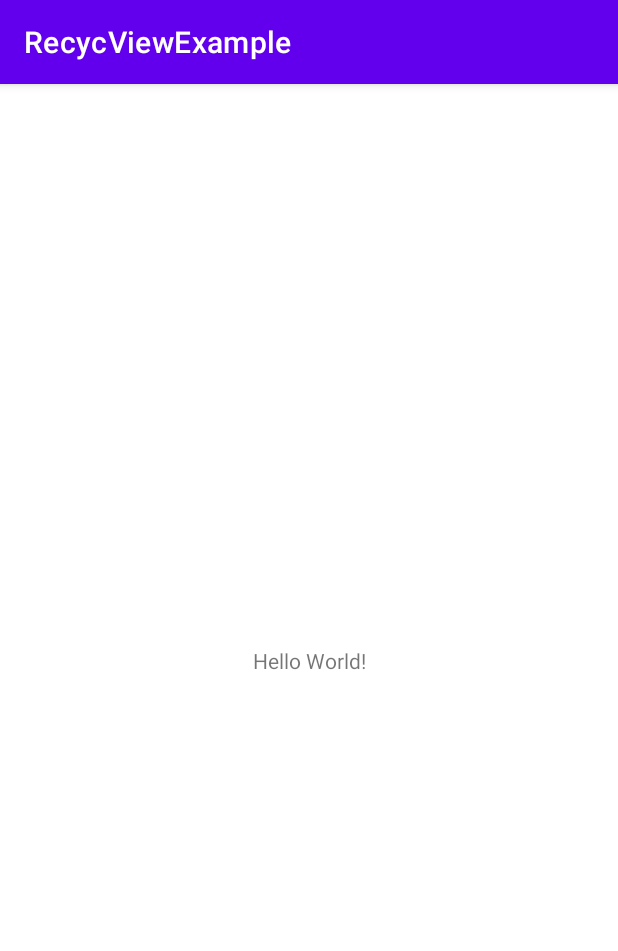
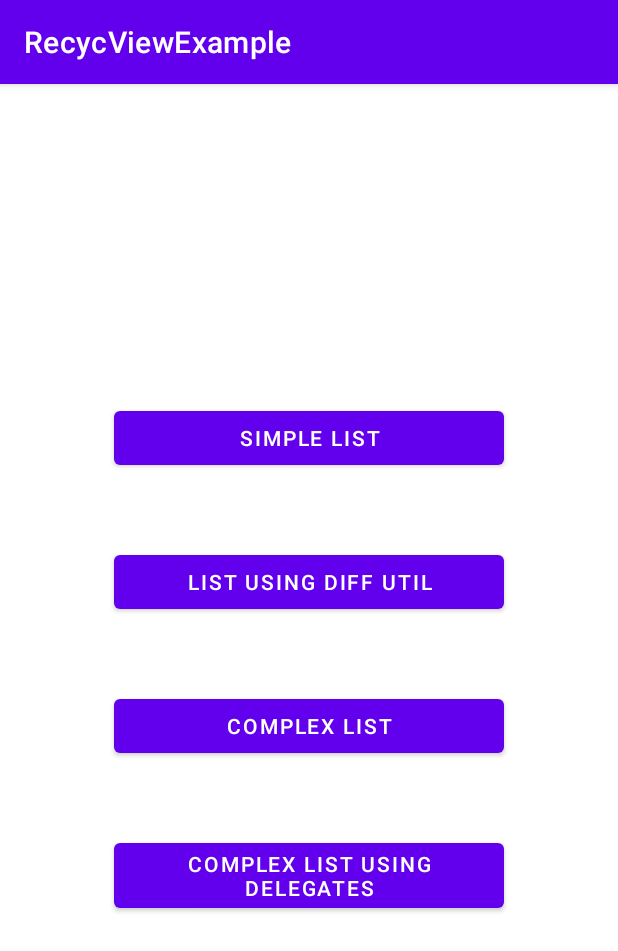
Before and after one commit to Axout/RecycViewExample, an Android app: the screen it shows after launch (MainActivity), on a phone screen of 412 x 824 dp. Shown: the top 951 px of the screen. Run offline under Robolectric (Android 15) with nearby library versions, the phone set to English and light mode, and no system bars; libraries missing offline, so code that uses them is left out: by.kirich1409.viewbindingdelegate; 4 statements that could not run were skipped.

Commit message:
add fragments and dependencies

```diff
--- a/app/src/main/AndroidManifest.xml
+++ b/app/src/main/AndroidManifest.xml
@@ -9,7 +9,9 @@
             android:roundIcon="@mipmap/ic_launcher_round"
             android:supportsRtl="true"
             android:theme="@style/Theme.RecycViewExample">
-        <activity android:name=".MainActivity">
+        <activity
+            android:name=".MainActivity"
+            android:exported="true">
             <intent-filter>
                 <action android:name="android.intent.action.MAIN"/>
 
--- /dev/null
+++ b/app/src/main/java/ru/axout/recycviewexample/StartFragment.kt
@@ -0,0 +1,38 @@
+package ru.axout.recycviewexample
+
+import android.os.Bundle
+import androidx.fragment.app.Fragment
+import android.view.View
+import androidx.navigation.fragment.findNavController
+import by.kirich1409.viewbindingdelegate.viewBinding
+import ru.axout.recycviewexample.databinding.FragmentStartBinding
+
+class StartFragment : Fragment(R.layout.fragment_start) {
+
+    private val binding by viewBinding(FragmentStartBinding::bind)
+
+    override fun onViewCreated(view: View, savedInstanceState: Bundle?) {
+        super.onViewCreated(view, savedInstanceState)
+        initButtons()
+    }
+
+    private fun initButtons() {
+        binding.simpleListActivity.setOnClickListener {
+            val action = StartFragmentDirections.actionStartFragmentToSimpleListFragment()
+            findNavController().navigate(action)
+        }
+        binding.diffUtilListActivity.setOnClickListener {
+            val action = StartFragmentDirections.actionStartFragmentToDiffUtilListFragment()
+            findNavController().navigate(action)
+        }
+        binding.complexListActivity.setOnClickListener {
+            val action = StartFragmentDirections.actionStartFragmentToComplexListFragment()
+            findNavController().navigate(action)
+        }
+        binding.complexListWithDelegates.setOnClickListener {
+            val action = StartFragmentDirections.actionStartFragmentToComplexListWithDelegatesFragment()
+            findNavController().navigate(action)
+        }
+    }
+
+}
--- a/app/src/main/res/layout/activity_main.xml
+++ b/app/src/main/res/layout/activity_main.xml
@@ -1,18 +1,17 @@
 <?xml version="1.0" encoding="utf-8"?>
-<androidx.constraintlayout.widget.ConstraintLayout
-        xmlns:android="http://schemas.android.com/apk/res/android"
-        xmlns:tools="http://schemas.android.com/tools"
-        xmlns:app="http://schemas.android.com/apk/res-auto"
+<FrameLayout xmlns:android="http://schemas.android.com/apk/res/android"
+    xmlns:app="http://schemas.android.com/apk/res-auto"
+    xmlns:tools="http://schemas.android.com/tools"
+    android:id="@+id/container"
+    android:layout_width="match_parent"
+    android:layout_height="match_parent"
+    tools:context=".MainActivity" >
+
+    <androidx.fragment.app.FragmentContainerView
+        android:id="@+id/fragment"
+        android:name="androidx.navigation.fragment.NavHostFragment"
         android:layout_width="match_parent"
         android:layout_height="match_parent"
-        tools:context=".MainActivity">
-    <TextView
-            android:layout_width="wrap_content"
-            android:layout_height="wrap_content"
-            android:text="Hello World!"
-            app:layout_constraintBottom_toBottomOf="parent"
-            app:layout_constraintLeft_toLeftOf="parent"
-            app:layout_constraintRight_toRightOf="parent"
-            app:layout_constraintTop_toTopOf="parent"/>
-
-</androidx.constraintlayout.widget.ConstraintLayout>
+        app:defaultNavHost="true"
+        app:navGraph="@navigation/nav_graph" />
+</FrameLayout>
--- /dev/null
+++ b/app/src/main/res/layout/fragment_start.xml
@@ -0,0 +1,38 @@
+<?xml version="1.0" encoding="utf-8"?>
+<LinearLayout xmlns:android="http://schemas.android.com/apk/res/android"
+    xmlns:tools="http://schemas.android.com/tools"
+    android:layout_width="match_parent"
+    android:layout_height="match_parent"
+    android:gravity="center"
+    android:orientation="vertical"
+    tools:context=".MainActivity">
+
+    <Button
+        android:id="@+id/simpleListActivity"
+        android:layout_width="260dp"
+        android:layout_height="wrap_content"
+        android:layout_margin="24dp"
+        android:text="@string/main_activity_simple_list_button_text" />
+
+    <Button
+        android:id="@+id/diffUtilListActivity"
+        android:layout_width="260dp"
+        android:layout_height="wrap_content"
+        android:layout_margin="24dp"
+        android:text="@string/main_activity_diff_util_list_button_text" />
+
+    <Button
+        android:id="@+id/complexListActivity"
+        android:layout_width="260dp"
+        android:layout_height="wrap_content"
+        android:layout_margin="24dp"
+        android:text="@string/main_activity_complex_list_button_text" />
+
+    <Button
+        android:id="@+id/complexListWithDelegates"
+        android:layout_width="260dp"
+        android:layout_height="wrap_content"
+        android:layout_margin="24dp"
+        android:text="@string/main_activity_complex_list_delegates_button_text" />
+
+</LinearLayout>
--- /dev/null
+++ b/app/src/main/res/navigation/nav_graph.xml
@@ -0,0 +1,54 @@
+<?xml version="1.0" encoding="utf-8"?>
+<navigation xmlns:android="http://schemas.android.com/apk/res/android"
+    xmlns:app="http://schemas.android.com/apk/res-auto"
+    xmlns:tools="http://schemas.android.com/tools"
+    android:id="@+id/nav_graph.xml"
+    app:startDestination="@id/startFragment">
+
+    <fragment
+        android:id="@+id/startFragment"
+        android:name="ru.axout.recycviewexample.StartFragment"
+        android:label="StartFragment"
+        tools:layout="@layout/fragment_start">
+        <action
+            android:id="@+id/action_startFragment_to_simpleListFragment"
+            app:destination="@id/simpleListFragment" />
+        <action
+            android:id="@+id/action_startFragment_to_diffUtilListFragment"
+            app:destination="@id/diffUtilListFragment" />
+        <action
+            android:id="@+id/action_startFragment_to_complexListFragment"
+            app:destination="@id/complexListFragment" />
+        <action
+            android:id="@+id/action_startFragment_to_delegatesFragment"
+            app:destination="@id/delegatesFragment" />
+        <action
+            android:id="@+id/action_startFragment_to_complexListWithDelegatesFragment"
+            app:destination="@id/complexListWithDelegatesFragment" />
+    </fragment>
+    <fragment
+        android:id="@+id/complexListFragment"
+        android:name="ru.axout.recycviewexample.ComplexListFragment"
+        android:label="fragment_complex_list"
+        tools:layout="@layout/fragment_complex_list" />
+    <fragment
+        android:id="@+id/delegatesFragment"
+        android:name="ru.axout.recycviewexample.DelegatesFragment"
+        android:label="fragment_delegates"
+        tools:layout="@layout/fragment_delegates" />
+    <fragment
+        android:id="@+id/diffUtilListFragment"
+        android:name="ru.axout.recycviewexample.DiffUtilListFragment"
+        android:label="fragment_diff_util_list"
+        tools:layout="@layout/fragment_diff_util_list" />
+    <fragment
+        android:id="@+id/simpleListFragment"
+        android:name="ru.axout.recycviewexample.SimpleListFragment"
+        android:label="fragment_simple_list"
+        tools:layout="@layout/fragment_simple_list" />
+    <fragment
+        android:id="@+id/complexListWithDelegatesFragment"
+        android:name="ru.axout.recycviewexample.ComplexListWithDelegatesFragment"
+        android:label="fragment_complex_list_with_delegates"
+        tools:layout="@layout/fragment_complex_list_with_delegates" />
+</navigation>
--- a/app/src/main/res/values/strings.xml
+++ b/app/src/main/res/values/strings.xml
@@ -1,3 +1,9 @@
 <resources>
     <string name="app_name">RecycViewExample</string>
+
+    <string name="main_activity_simple_list_button_text">Simple list</string>
+    <string name="main_activity_diff_util_list_button_text">List using diff util</string>
+    <string name="main_activity_complex_list_button_text">Complex list</string>
+    <string name="main_activity_complex_list_delegates_button_text">Complex list using delegates</string>
+    <string name="hello_blank_fragment">Hello blank fragment</string>
 </resources>
--- a/build.gradle
+++ b/build.gradle
@@ -6,11 +6,12 @@ buildscript {
         mavenCentral()
     }
     dependencies {
-        classpath "com.android.tools.build:gradle:4.2.0"
+        classpath "com.android.tools.build:gradle:4.2.2"
         classpath "org.jetbrains.kotlin:kotlin-gradle-plugin:$kotlin_version"
 
         // NOTE: Do not place your application dependencies here; they belong
         // in the individual module build.gradle files
+        classpath "androidx.navigation:navigation-safe-args-gradle-plugin:2.3.5"
     }
 }
 
@@ -18,7 +19,6 @@ allprojects {
     repositories {
         google()
         mavenCentral()
-        jcenter() // Warning: this repository is going to shut down soon
     }
 }
 
```
Also changed, not shown: app/build.gradle (+17 -0 lines), app/src/main/java/ru/axout/recycviewexample/ComplexListFragment.kt (added, +11 -0 lines), app/src/main/java/ru/axout/recycviewexample/ComplexListWithDelegatesFragment.kt (added, +11 -0 lines), app/src/main/java/ru/axout/recycviewexample/DelegatesFragment.kt (added, +11 -0 lines), app/src/main/java/ru/axout/recycviewexample/DiffUtilListFragment.kt (added, +11 -0 lines), app/src/main/java/ru/axout/recycviewexample/SimpleListFragment.kt (added, +11 -0 lines), app/src/main/res/layout/fragment_complex_list.xml (added, +13 -0 lines), app/src/main/res/layout/fragment_complex_list_with_delegates.xml (added, +13 -0 lines), app/src/main/res/layout/fragment_delegates.xml (added, +13 -0 lines), app/src/main/res/layout/fragment_diff_util_list.xml (added, +13 -0 lines), app/src/main/res/layout/fragment_simple_list.xml (added, +13 -0 lines).
